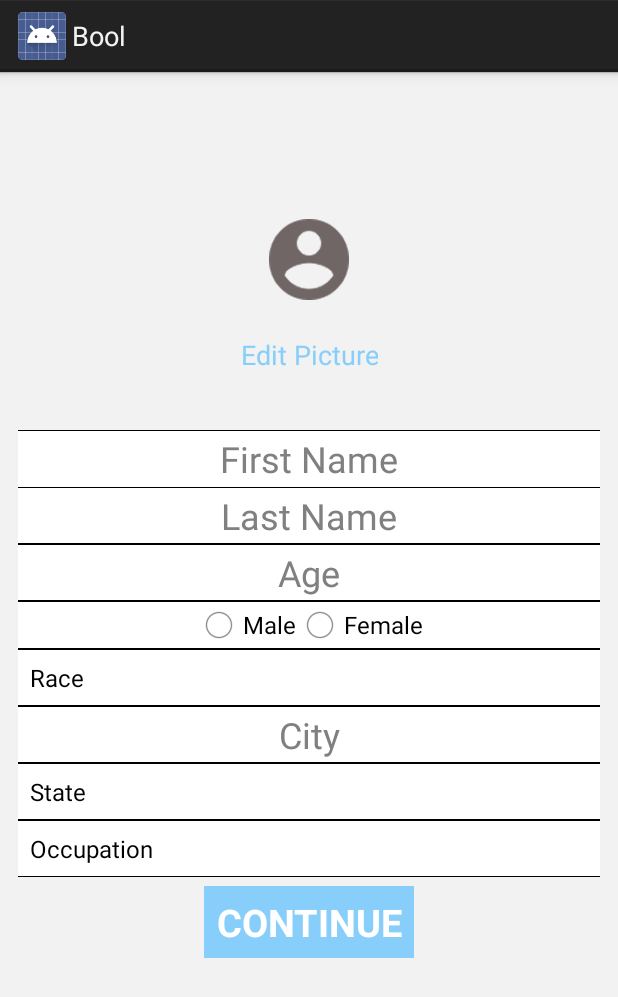
After one commit to flymperopoulos/Bool, an Android app: the fragment EditProfileFragment shown on its own in the app's theme, on a phone screen of 412 x 824 dp. The commit adds this screen. Shown: the top 997 px of the screen. Run offline under Robolectric (Android 15) with nearby library versions, the phone set to English and light mode, and no system bars.

Commit message:
polishing editprofile

```diff
--- a/Bool/app/src/main/AndroidManifest.xml
+++ b/Bool/app/src/main/AndroidManifest.xml
@@ -29,4 +29,8 @@
         </activity>
     </application>
 
+    <uses-permission android:name="android.permission.CAMERA" />
+    <uses-feature android:name="android.hardware.camera" />
+    <uses-feature android:name="android.hardware.camera.autofocus" />
+
 </manifest>
--- /dev/null
+++ b/Bool/app/src/main/java/com/example/james/bool/EditProfileFragment.java
@@ -0,0 +1,214 @@
+package com.example.james.bool;
+
+
+import android.app.Activity;
+import android.app.AlertDialog;
+import android.app.Fragment;
+import android.content.Context;
+import android.content.DialogInterface;
+import android.content.Intent;
+import android.graphics.Bitmap;
+import android.graphics.BitmapShader;
+import android.graphics.Canvas;
+import android.graphics.Color;
+import android.graphics.Paint;
+import android.graphics.Path;
+import android.graphics.PorterDuff;
+import android.graphics.PorterDuffXfermode;
+import android.graphics.Rect;
+import android.graphics.RectF;
+import android.graphics.Shader;
+import android.graphics.drawable.Drawable;
+import android.net.Uri;
+import android.os.Bundle;
+import android.provider.MediaStore;
+import android.util.Log;
+import android.view.LayoutInflater;
+import android.view.MotionEvent;
+import android.view.View;
+import android.view.ViewGroup;
+import android.view.inputmethod.InputMethodManager;
+import android.widget.AdapterView;
+import android.widget.ArrayAdapter;
+import android.widget.Button;
+import android.widget.EditText;
+import android.widget.ImageView;
+import android.widget.RelativeLayout;
+import android.widget.Spinner;
+import android.widget.Toast;
+
+/**
+ * Created by flymperopoulos on 11/5/2014.
+ */
+public class EditProfileFragment extends Fragment implements AdapterView.OnItemSelectedListener {
+
+    static final int SELECT_IMAGE = 0;
+
+    private Context context;
+
+    @Override
+    public void onAttach(Activity activity) {
+        super.onAttach(activity);
+        this.context = activity;
+    }
+
+    private Bitmap scaleBitmap(Bitmap bitmap) {
+        final Bitmap output = Bitmap.createBitmap(bitmap.getWidth(),
+                bitmap.getHeight(), Bitmap.Config.ARGB_8888);
+        final Canvas canvas = new Canvas(output);
+
+        final int color = Color.RED;
+        final Paint paint = new Paint();
+        final Rect rect = new Rect(0, 0, bitmap.getWidth(), bitmap.getHeight());
+        final RectF rectF = new RectF(rect);
+
+        paint.setAntiAlias(true);
+        canvas.drawARGB(0, 0, 0, 0);
+        paint.setColor(color);
+        canvas.drawOval(rectF, paint);
+
+        paint.setXfermode(new PorterDuffXfermode(PorterDuff.Mode.SRC_IN));
+        canvas.drawBitmap(bitmap, rect, rect, paint);
+
+        bitmap.recycle();
+
+        return output;
+    }
+
+    @Override
+    public void onActivityResult(int requestCode, int resultCode, Intent data) {
+        super.onActivityResult(requestCode, resultCode, data);
+        if (requestCode == SELECT_IMAGE)
+            if (resultCode == Activity.RESULT_OK) {
+                Uri selectedImage = data.getData();
+                try {
+                    Bitmap bitmap = MediaStore.Images.Media.getBitmap(context.getContentResolver(), selectedImage);
+                    Bitmap bm = scaleBitmap(bitmap);
+                    ImageView img = (ImageView) getView().findViewById(R.id.personImage);
+                    img.setImageBitmap(bm);
+                    img.postInvalidate();
+                }
+                catch(Exception e)
+                {
+                    Log.wtf("MyApp", "Something went wrong with bitmap!", e);
+                }
+            }
+    }
+
+    public View onCreateView(LayoutInflater inflater, ViewGroup container,
+                             Bundle savedInstanceState) {
+        View rootView = inflater.inflate(R.layout.editprofile_fragment, container, false);
+
+        // Spinners initialized
+        Spinner spinnerRace = (Spinner) rootView.findViewById(R.id.spinnerRace);
+        Spinner spinnerOccupation = (Spinner) rootView.findViewById(R.id.spinnerOccupation);
+        Spinner spinnerState = (Spinner) rootView.findViewById(R.id.spinnerState);
+
+
+        Button cont = (Button) rootView.findViewById(R.id.continue_button);
+        Button editprof = (Button) rootView.findViewById(R.id.edit_button);
+        ImageView img = (ImageView) rootView.findViewById(R.id.personImage);
+        img.setImageDrawable(getResources().getDrawable(R.drawable.editproff));
+
+        final EditText FirstName = (EditText) rootView.findViewById(R.id.firstname);
+        final EditText LastName = (EditText) rootView.findViewById(R.id.lastname);
+
+        // Adapters for spinners defined
+        ArrayAdapter<CharSequence> adapterRace = ArrayAdapter.createFromResource(getActivity(),
+                R.array.races, android.R.layout.simple_spinner_item);
+
+        ArrayAdapter<CharSequence> adapterOccupation = ArrayAdapter.createFromResource(getActivity(),
+                R.array.occupations, android.R.layout.simple_spinner_item);
+
+        ArrayAdapter<CharSequence> adapterState = ArrayAdapter.createFromResource(getActivity(),
+                R.array.states, android.R.layout.simple_spinner_item);
+
+
+        adapterRace.setDropDownViewResource(android.R.layout.simple_spinner_dropdown_item);
+        spinnerRace.setAdapter(adapterRace);
+        spinnerRace.setOnItemSelectedListener(this);
+
+        adapterOccupation.setDropDownViewResource(android.R.layout.simple_spinner_dropdown_item);
+        spinnerOccupation.setAdapter(adapterOccupation);
+        spinnerOccupation.setOnItemSelectedListener(this);
+
+        adapterState.setDropDownViewResource(android.R.layout.simple_spinner_dropdown_item);
+        spinnerState.setAdapter(adapterState);
+        spinnerState.setOnItemSelectedListener(this);
+
+        final RelativeLayout relativeLayout = (RelativeLayout) rootView.findViewById(R.id.relativelayout);
+        relativeLayout.setOnTouchListener(new View.OnTouchListener() {
+            @Override
+            public boolean onTouch(View v, MotionEvent event) {
+                if (v == relativeLayout) {
+                    InputMethodManager imm = (InputMethodManager) context.getSystemService(Context.INPUT_METHOD_SERVICE);
+                    imm.hideSoftInputFromWindow(FirstName.getWindowToken(), 0);
+                    imm.hideSoftInputFromWindow(LastName.getWindowToken(), 0);
+                    return true;
+                }
+                return false;
+            }
+        });
+        cont.setOnClickListener(new View.OnClickListener() {
+            @Override
+            public void onClick(View view) {
+                if (FirstName.getText().toString().isEmpty() || LastName.getText().toString().isEmpty()) {
+                    Toast.makeText(context, "Please enter your full name correctly!", Toast.LENGTH_SHORT).show();
+                    return;
+                }
+                Toast.makeText(context, "Welcome, " + FirstName.getText().toString() + "!", Toast.LENGTH_SHORT).show();
+
+                final MyActivity activity = (MyActivity) getActivity();
+                final String first = FirstName.getText().toString();
+                final String last = LastName.getText().toString();
+                activity.changeToMainPageFragment();
+            }
+        });
+
+        editprof.setOnClickListener(new View.OnClickListener() {
+            @Override
+            public void onClick(View view) {
+                AlertDialog.Builder alert = new AlertDialog.Builder(context);
+                alert.setTitle("Set a Profile Picture");
+                alert.setPositiveButton("Choose from Library", new DialogInterface.OnClickListener() {
+                    public void onClick(DialogInterface dialog, int which) {
+                        // Continue accessing library
+                        startActivityForResult(new Intent(Intent.ACTION_PICK,
+                                android.provider.MediaStore.Images.Media.INTERNAL_CONTENT_URI), SELECT_IMAGE);
+                    }
+                })
+                        .setNegativeButton("Cancel", new DialogInterface.OnClickListener() {
+                            public void onClick(DialogInterface dialog, int which) {
+                                // do nothing
+                            }
+                        })
+                        .setIcon(android.R.drawable.ic_dialog_alert)
+                        .show();
+            }
+        });
+
+
+        return rootView;
+
+
+    }
+
+    public void onItemSelected(AdapterView<?> parent, View v, int position, long id) {
+
+        switch (position) {
+            case 0:
+                // Whatever you want to happen when the first item gets selected
+                break;
+            case 1:
+                // Whatever you want to happen when the second item gets selected
+                break;
+            case 2:
+                // Whatever you want to happen when the thrid item gets selected
+                break;
+
+        }
+    }
+
+    @Override
+    public void onNothingSelected(AdapterView<?> adapterView) {}
+}
--- /dev/null
+++ b/Bool/app/src/main/res/drawable-hdpi/email_textbox.xml
@@ -0,0 +1,17 @@
+<?xml version="1.0" encoding="utf-8"?>
+
+<layer-list xmlns:android = "http://schemas.android.com/apk/res/android">
+    <item>
+        <shape android:shape="rectangle">
+            <stroke android:width="5dp" android:color="#000000" />
+            <solid android:color="#FFFFFF" />
+        </shape>
+    </item>
+    <item android:top="1dp" android:bottom="0dp">
+        <shape android:shape="rectangle">
+            <stroke android:width="0dp" android:color="#000000" />
+            <solid android:color="#FFFFFF" />
+
+        </shape>
+    </item>
+</layer-list>
--- /dev/null
+++ b/Bool/app/src/main/res/drawable-hdpi/password_textbox.xml
@@ -0,0 +1,16 @@
+<?xml version="1.0" encoding="utf-8"?>
+
+<layer-list xmlns:android = "http://schemas.android.com/apk/res/android">
+    <item>
+        <shape android:shape="rectangle">
+            <stroke android:width="5dp" android:color="#000000" />
+            <solid android:color="#FFFFFF" />
+        </shape>
+    </item>
+    <item android:top="1dp" android:bottom="1dp">
+        <shape android:shape="rectangle">
+            <stroke android:width="0dp" android:color="#000000" />
+            <solid android:color="#FFFFFF" />
+        </shape>
+    </item>
+</layer-list>
--- /dev/null
+++ b/Bool/app/src/main/res/layout/editprofile_fragment.xml
@@ -0,0 +1,169 @@
+<?xml version="1.0" encoding="utf-8"?>
+
+<RelativeLayout xmlns:android="http://schemas.android.com/apk/res/android"
+    xmlns:tools="http://schemas.android.com/tools"
+    android:id="@+id/relativelayout"
+    android:layout_width="fill_parent"
+    android:layout_height="fill_parent"
+    android:layout_centerHorizontal="true"
+    android:layout_alignParentTop="true"
+    tools:context=".MainActivity$PlaceholderFragment"
+    android:background="#F2F2F2"
+    android:orientation="vertical"
+    android:padding="6dp"
+    >
+
+    <LinearLayout xmlns:android="http://schemas.android.com/apk/res/android"
+        xmlns:tools="http://schemas.android.com/tools"
+        android:id="@+id/linlayout2"
+        android:layout_width="fill_parent"
+        android:layout_height="wrap_content"
+        android:layout_centerHorizontal="true"
+        tools:context=".MainActivity$PlaceholderFragment"
+        android:background="#F2F2F2"
+        android:layout_centerVertical="true"
+        android:orientation="vertical"
+        android:layout_centerInParent="true"
+        android:padding="6dp"
+        >
+
+
+        <EditText
+            android:id="@+id/firstname"
+            android:background="@drawable/email_textbox"
+            android:layout_width="fill_parent"
+            android:layout_height="38dp"
+            android:inputType="textPersonName"
+            android:layout_gravity="center"
+            android:hint="@string/firstname"
+            android:textSize="24sp"
+            android:gravity="center"
+            />
+
+        <EditText
+            android:id="@+id/lastname"
+            android:background="@drawable/password_textbox"
+            android:layout_width="fill_parent"
+            android:layout_height="38dp"
+            android:layout_gravity="center"
+            android:inputType="textPersonName"
+            android:hint="@string/lastname"
+            android:textSize="24sp"
+            android:gravity="center"
+            />
+        <EditText
+            android:id="@+id/age"
+            android:background="@drawable/password_textbox"
+            android:layout_width="fill_parent"
+            android:layout_height="38dp"
+            android:layout_gravity="center"
+            android:inputType="number"
+            android:hint="@string/age"
+            android:textSize="24sp"
+            android:gravity="center"
+            />
+
+            <RadioGroup
+                android:id="@+id/radioSex"
+                android:layout_width="fill_parent"
+                android:orientation="horizontal"
+                android:gravity="center"
+                android:background="@drawable/password_textbox"
+                android:layout_height="wrap_content">
+
+                <RadioButton
+                    android:id="@+id/radioMale"
+                    android:layout_width="wrap_content"
+                    android:layout_height="wrap_content"
+                    android:text="Male" />
+
+                <RadioButton
+                    android:id="@+id/radioFemale"
+                    android:layout_width="wrap_content"
+                    android:layout_height="wrap_content"
+                    android:text="Female" />
+
+            </RadioGroup>
+
+        <Spinner
+            android:id="@+id/spinnerRace"
+            android:layout_width="fill_parent"
+            android:layout_height="38dp"
+            android:background="@drawable/password_textbox"
+            android:layout_gravity="center"
+            android:textAlignment="center"
+            android:gravity="center"
+            android:spinnerMode="dropdown"
+            />
+
+        <EditText
+            android:id="@+id/city"
+            android:background="@drawable/password_textbox"
+            android:layout_width="fill_parent"
+            android:layout_height="38dp"
+            android:layout_gravity="center"
+            android:inputType="textPersonName"
+            android:hint="@string/city"
+            android:textSize="24sp"
+            android:gravity="center"
+            />
+
+        <Spinner
+            android:id="@+id/spinnerState"
+            android:layout_width="fill_parent"
+            android:layout_height="38dp"
+            android:background="@drawable/password_textbox"
+            android:layout_gravity="center"
+            android:textAlignment="center"
+            android:gravity="center"
+            android:spinnerMode="dropdown"
+            />
+
+        <Spinner
+            android:id="@+id/spinnerOccupation"
+            android:layout_width="fill_parent"
+            android:layout_height="38dp"
+            android:background="@drawable/password_textbox"
+            android:layout_gravity="center"
+            android:textAlignment="center"
+            android:gravity="center"
+            android:spinnerMode="dropdown"
+            />
+
+    </LinearLayout>
+
+    <Button
+        android:id="@+id/edit_button"
+        android:layout_width="wrap_content"
+        android:layout_height="wrap_content"
+        android:text="@string/editpic"
+        android:layout_marginBottom="20dp"
+        android:background="#F2F2F2"
+        android:layout_above="@+id/linlayout2"
+        android:textColor="#87CEFA"
+        android:layout_centerHorizontal="true"
+        />
+
+    <ImageView
+        android:id="@+id/personImage"
+        android:layout_width="wrap_content"
+        android:layout_height="wrap_content"
+        android:layout_above="@+id/edit_button"
+        android:layout_centerHorizontal="true"
+        />
+
+    <Button
+        android:id="@+id/continue_button"
+        android:background="#87CEFA"
+        android:layout_width="140dp"
+        android:layout_below="@+id/linlayout2"
+        android:layout_height="wrap_content"
+        android:text="Continue"
+        android:textStyle="bold"
+        android:textAllCaps="true"
+        android:layout_centerInParent="true"
+        android:textSize="25sp"
+        android:textColor="#ffffff"
+        android:layout_marginRight="10sp"
+        />
+</RelativeLayout>
--- a/Bool/app/src/main/res/values/strings.xml
+++ b/Bool/app/src/main/res/values/strings.xml
@@ -11,5 +11,49 @@
     <string name="password">Password</string>
     <string name="email">Email</string>
     <string name="login_text">We will create an account for you!</string>
+    <string name="firstname">First Name</string>
+    <string name="lastname">Last Name</string>
+    <string name="editpic">Edit Picture</string>
+    <string name="gender">Gender</string>
+    <string name="race">Race</string>
+    <string name="country">Country</string>
+    <string name="city">City</string>
+    <string name="state">State</string>
+    <string name="Occupation">Occupation</string>
+    <string name="age">Age</string>
 
+
+    <string-array name="races">
+        <item>Race</item>
+        <item>Caucasian</item>
+        <item>African American/Black</item>
+        <item>Hispanic/Latino</item>
+        <item>Asian</item>
+        <item>Middle eastern</item>
+        <item>Pacific Islander</item>
+        <item>Native American/Alaskan</item>
+    </string-array>
+
+    <string-array name="occupations">
+        <item>Occupation</item>
+        <item>Intern</item>
+        <item>Analyst</item>
+        <item>Manager</item>
+        <item>Director</item>
+        <item>Engineer</item>
+        <item>Owner</item>
+        <item>Student</item>
+    </string-array>
+
+
+    <string-array name="states">
+        <item>State</item>
+        <item>MA</item>
+        <item>Analyst</item>
+        <item>Manager</item>
+        <item>Director</item>
+        <item>Engineer</item>
+        <item>Owner</item>
+        <item>Student</item>
+    </string-array>
 </resources>
```
Also changed, not shown: Bool/app/src/main/java/com/example/james/bool/MyActivity.java (+9 -1 lines), Bool/app/src/main/java/com/example/james/bool/SignInFragment.java (added, +91 -0 lines), Bool/app/src/main/res/layout/login_fragment.xml (added, +104 -0 lines), Bool/app/src/main/res/drawable-hdpi/editproff.png (added).
